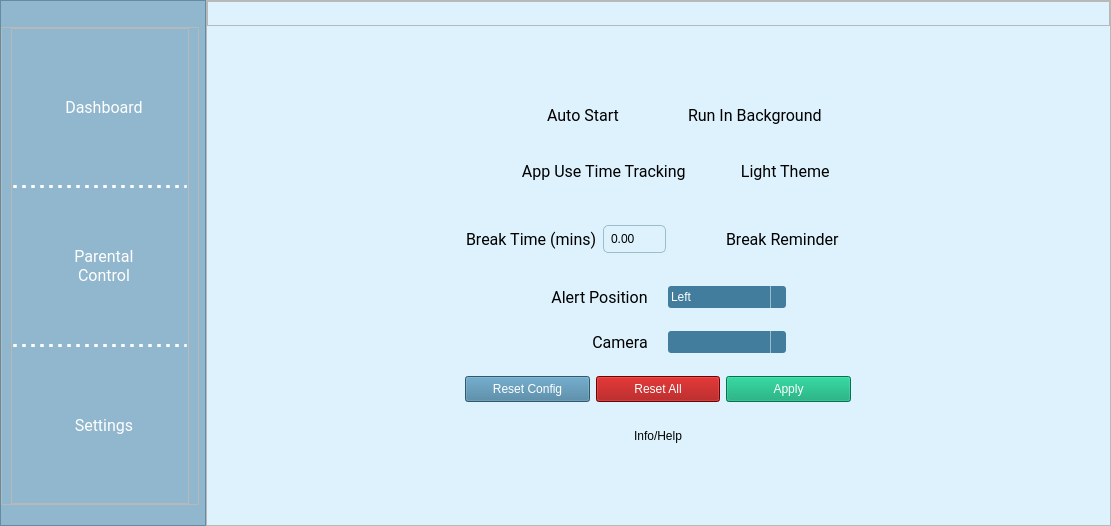
The window that Designer/MainWindow.ui (Soon156/AlignPosition) describes before a commit, drawn with Qt 5.
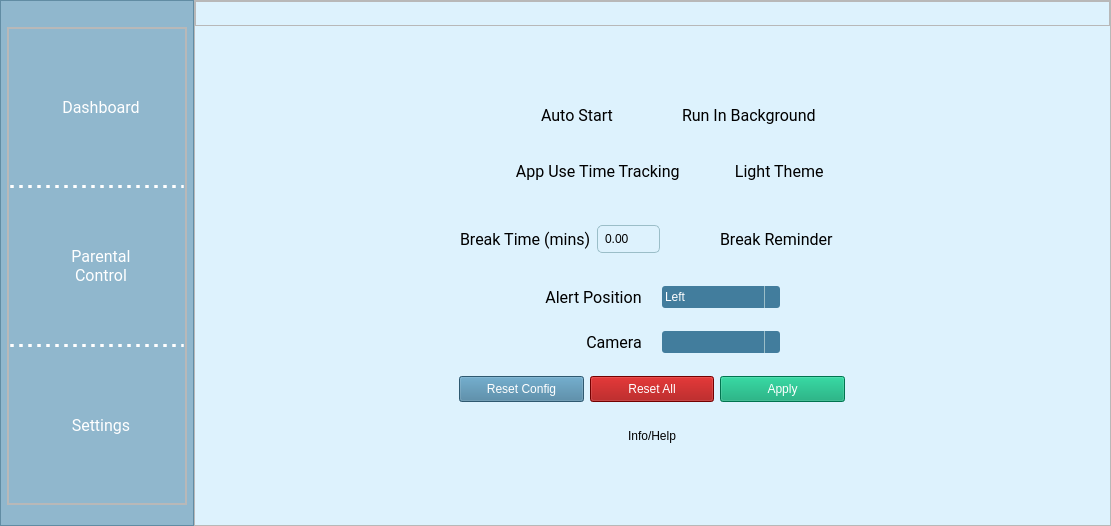
The same window after the commit. Icons and pictures are not drawn.

Diff of the .ui file:
```diff
--- a/Designer/MainWindow.ui
+++ b/Designer/MainWindow.ui
@@ -101,7 +101,7 @@
       </property>
       <layout class="QVBoxLayout" name="verticalLayout_9">
        <property name="leftMargin">
-        <number>0</number>
+        <number>6</number>
        </property>
        <property name="topMargin">
         <number>6</number>
@@ -130,6 +130,12 @@
        </item>
        <item>
         <widget class="QFrame" name="frame">
+         <property name="sizePolicy">
+          <sizepolicy hsizetype="Preferred" vsizetype="Preferred">
+           <horstretch>0</horstretch>
+           <verstretch>0</verstretch>
+          </sizepolicy>
+         </property>
          <property name="styleSheet">
           <string notr="true">QPushButton {
 	color: white;
@@ -153,13 +159,19 @@
           <property name="spacing">
            <number>0</number>
           </property>
+          <property name="leftMargin">
+           <number>0</number>
+          </property>
           <property name="topMargin">
            <number>0</number>
           </property>
+          <property name="rightMargin">
+           <number>0</number>
+          </property>
           <property name="bottomMargin">
            <number>0</number>
           </property>
-          <item>
+          <item alignment="Qt::AlignHCenter">
            <widget class="QFrame" name="frame1">
             <property name="sizePolicy">
              <sizepolicy hsizetype="Maximum" vsizetype="Preferred">
```
